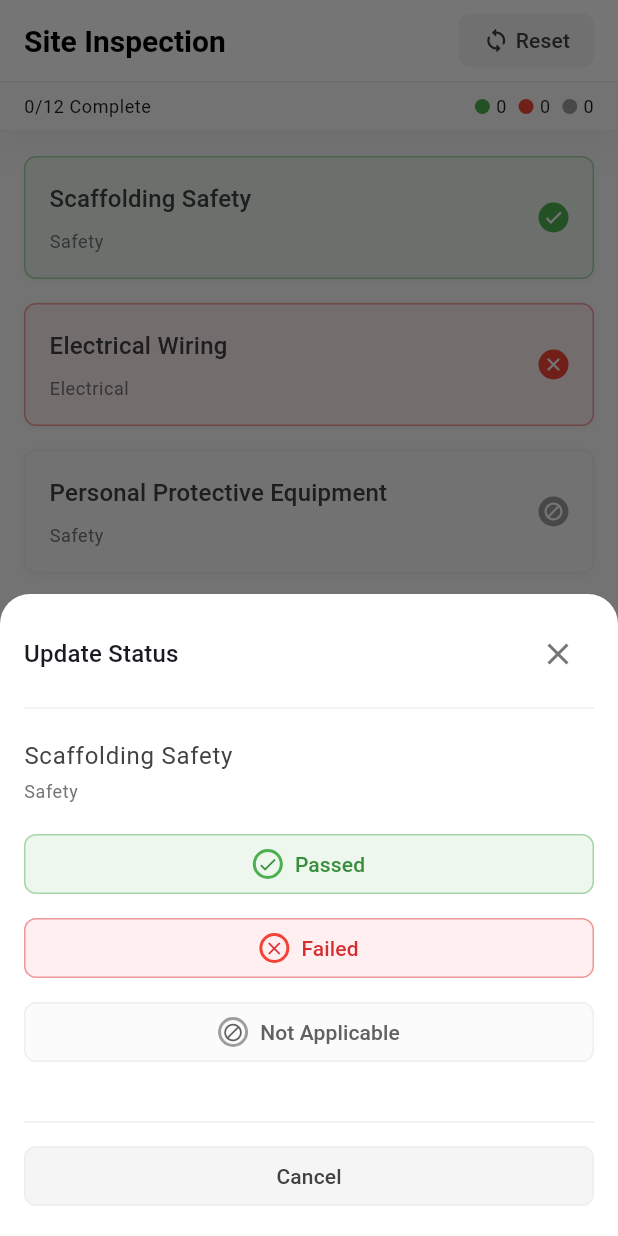
After one commit to gaganyadav80/site_inspection_checklist_app, a Flutter app: the screen it shows after launch, after a tap on "Scaffolding Safety", on a phone screen of 412 x 824 dp. The commit adds this screen. Run offline on Flutter 3.47's test engine with Material 3 defaults, Android fonts, the phone set to English and light mode, and no system bars; our stand-ins replace equatable.

Commit message:
Update task status UI and model restructure

```diff
--- a/lib/core/ui_helper.dart
+++ b/lib/core/ui_helper.dart
@@ -1,27 +1,28 @@
 import 'package:flutter/material.dart';
 import 'package:site_inspection_checklist_app/core/constants.dart';
+import 'package:site_inspection_checklist_app/model/item_status.dart';
 
 class UiHelper {
-  static MaterialColor? getStatusColor(String status) {
-    switch (status) {
-      case 'passed':
+  static MaterialColor? getStatusColor(ItemStatus status) {
+    switch (status.id) {
+      case 1:
         return kPassedItemColor;
-      case 'failed':
+      case 2:
         return kFailedItemColor;
-      case 'not_applicable':
+      case 3:
         return kNotApplicableItemColor;
       default:
         return null;
     }
   }
 
-  static Widget getStatusIcon(String status) {
-    switch (status) {
-      case 'passed':
+  static Widget getStatusIcon(ItemStatus status) {
+    switch (status.id) {
+      case 1:
         return Icon(Icons.check);
-      case 'failed':
+      case 2:
         return Icon(Icons.close);
-      case 'not_applicable':
+      case 3:
         return Icon(Icons.block);
       default:
         return SizedBox();
--- a/lib/mock_data.dart
+++ b/lib/mock_data.dart
@@ -1,87 +1,160 @@
 import 'dart:convert';
 
-import 'package:site_inspection_checklist_app/model/category.dart';
-import 'package:site_inspection_checklist_app/model/inspection_item.dart';
+import 'package:site_inspection_checklist_app/model/inspection_task.dart';
+import 'package:site_inspection_checklist_app/model/item_category.dart';
+import 'package:site_inspection_checklist_app/model/item_status.dart';
 
 final mockDataJson = '''
 [
   {
     "id": 1,
     "name": "Scaffolding Safety",
-    "status": "passed",
-    "category": "Safety"
+    "status": {
+      "id": 1,
+      "name": "Passed"
+    },
+    "category": {
+      "id": 1,
+      "name": "Safety"
+    }
   },
   {
     "id": 2,
     "name": "Electrical Wiring",
-    "status": "failed",
-    "category": "Electrical"
+    "status": {
+      "id": 2,
+      "name": "Failed"
+    },
+    "category": {
+      "id": 2,
+      "name": "Electrical"
+    }
   },
   {
     "id": 3,
     "name": "Personal Protective Equipment",
-    "status": "not_applicable",
-    "category": "Safety"
+    "status": {
+      "id": 3,
+      "name": "Not Applicable"
+    },
+    "category": {
+      "id": 1,
+      "name": "Safety"
+    }
   },
   {
     "id": 4,
     "name": "Fire Extinguishers",
-    "status": "pending",
-    "category": "Fire Safety"
+    "status": {
+      "id": 4,
+      "name": "Pending"
+    },
+    "category": {
+      "id": 3,
+      "name": "Fire Safety"
+    }
   },
   {
     "id": 5,
     "name": "Structural Integrity",
-    "status": "pending",
-    "category": "Structural"
+    "status": {
+      "id": 4,
+      "name": "Pending"
+    },
+    "category": {
+      "id": 4,
+      "name": "Structural"
+    }
   },
   {
     "id": 6,
     "name": "Hazardous Materials Storage",
-    "status": "pending",
-    "category": "Hazardous Materials"
+    "status": {
+      "id": 4,
+      "name": "Pending"
+    },
+    "category": {
+      "id": 5,
+      "name": "Hazardous Materials"
+    }
   },
   {
     "id": 7,
     "name": "Ventilation Systems",
-    "status": "pending",
-    "category": "Environmental"
+    "status": {
+      "id": 4,
+      "name": "Pending"
+    },
+    "category": {
+      "id": 6,
+      "name": "Environmental"
+    }
   },
   {
     "id": 8,
     "name": "Emergency Exits",
-    "status": "pending",
-    "category": "Fire Safety"
+    "status": {
+      "id": 4,
+      "name": "Pending"
+    },
+    "category": {
+      "id": 3,
+      "name": "Fire Safety"
+    }
   },
   {
     "id": 9,
     "name": "Lighting Conditions",
-    "status": "pending",
-    "category": "Electrical"
+    "status": {
+      "id": 4,
+      "name": "Pending"
+    },
+    "category": {
+      "id": 2,
+      "name": "Electrical"
+    }
   },
   {
     "id": 10,
     "name": "Tripping Hazards",
-    "status": "pending",
-    "category": "Safety"
+    "status": {
+      "id": 4,
+      "name": "Pending"
+    },
+    "category": {
+      "id": 1,
+      "name": "Safety"
+    }
   },
   {
     "id": 11,
     "name": "Equipment Maintenance",
-    "status": "pending",
-    "category": "Maintenance"
+    "status": {
+      "id": 4,
+      "name": "Pending"
+    },
+    "category": {
+      "id": 7,
+      "name": "Maintenance"
+    }
   },
   {
     "id": 12,
     "name": "First Aid Supplies",
-    "status": "pending",
-    "category": "Medical"
+    "status": {
+      "id": 4,
+      "name": "Pending"
+    },
+    "category": {
+      "id": 8,
+      "name": "Medical"
+    }
   }
 ]
 ''';
 
-List<InspectionItem> mockData = (jsonDecode(mockDataJson) as List<dynamic>)
-    .map((e) => InspectionItem.fromJson(e))
+List<InspectionTask> mockData = (jsonDecode(mockDataJson) as List<dynamic>)
+    .map((e) => InspectionTask.fromJson(e))
     .toList();
 
 final _mockCategoriesJson = '''
@@ -125,3 +198,25 @@ List<ItemCategory> mockCategories =
     (jsonDecode(_mockCategoriesJson) as List<dynamic>)
         .map((e) => ItemCategory.fromJson(e))
         .toList();
+
+final _mockItemStatusesJson = '''
+[
+  {
+    "id": 1,
+    "name": "Passed"
+  },
+  {
+    "id": 2,
+    "name": "Failed"
+  },
+  {
+    "id": 3,
+    "name": "Not Applicable"
+  }
+]
+''';
+
+List<ItemStatus> mockItemStatuses =
+    (jsonDecode(_mockItemStatusesJson) as List<dynamic>)
+        .map((e) => ItemStatus.fromJson(e))
+        .toList();
--- /dev/null
+++ b/lib/model/inspection_task.dart
@@ -0,0 +1,34 @@
+import 'package:equatable/equatable.dart';
+import 'package:site_inspection_checklist_app/model/item_category.dart';
+import 'package:site_inspection_checklist_app/model/item_status.dart';
+
+class InspectionTask extends Equatable {
+  const InspectionTask({
+    required this.id,
+    required this.name,
+    required this.status,
+    required this.category,
+  });
+
+  final int id;
+  final String name;
+  final ItemStatus status;
+  final ItemCategory category;
+
+  factory InspectionTask.fromJson(Map<String, dynamic> json) => InspectionTask(
+        id: json["id"],
+        name: json["name"],
+        status: ItemStatus.fromJson(json["status"]),
+        category: ItemCategory.fromJson(json["category"]),
+      );
+
+  Map<String, dynamic> toJson() => {
+        "id": id,
+        "name": name,
+        "status": status.toJson(),
+        "category": category.toJson(),
+      };
+
+  @override
+  List<Object?> get props => [id, name, status, category];
+}
--- /dev/null
+++ b/lib/model/item_status.dart
@@ -0,0 +1,24 @@
+import 'package:equatable/equatable.dart';
+
+class ItemStatus extends Equatable {
+  const ItemStatus({
+    required this.id,
+    required this.name,
+  });
+
+  final int id;
+  final String name;
+
+  factory ItemStatus.fromJson(Map<String, dynamic> json) => ItemStatus(
+        id: json['id'],
+        name: json['name'],
+      );
+
+  Map<String, dynamic> toJson() => {
+        'id': id,
+        'name': name,
+      };
+
+  @override
+  List<Object?> get props => [id, name];
+}
--- a/lib/widgets/add_inspection_item_modal_sheet.dart
+++ b/lib/widgets/add_inspection_item_modal_sheet.dart
@@ -2,7 +2,7 @@ import 'package:flutter/material.dart';
 import 'package:site_inspection_checklist_app/core/constants.dart';
 import 'package:site_inspection_checklist_app/core/extensions.dart';
 import 'package:site_inspection_checklist_app/mock_data.dart';
-import 'package:site_inspection_checklist_app/model/category.dart';
+import 'package:site_inspection_checklist_app/model/item_category.dart';
 import 'package:site_inspection_checklist_app/widgets/primary_button.dart';
 
 class AddInspectionItemModalSheet extends StatefulWidget {
--- a/lib/widgets/dashboard_appbar.dart
+++ b/lib/widgets/dashboard/dashboard_appbar.dart
@@ -1,5 +1,5 @@
 import 'package:flutter/material.dart';
-import 'package:site_inspection_checklist_app/widgets/dashboard_task_summary_tile.dart';
+import 'package:site_inspection_checklist_app/widgets/dashboard/dashboard_task_summary_tile.dart';
 import 'package:site_inspection_checklist_app/widgets/secondary_button.dart';
 
 class DashboardAppBar extends StatelessWidget implements PreferredSizeWidget {
--- /dev/null
+++ b/lib/widgets/dashboard/inspection_list_builder.dart
@@ -0,0 +1,28 @@
+import 'package:flutter/material.dart';
+import 'package:site_inspection_checklist_app/core/extensions.dart';
+import 'package:site_inspection_checklist_app/mock_data.dart';
+import 'package:site_inspection_checklist_app/widgets/dashboard/inspection_list_item.dart';
+
+class InspectionListBuilder extends StatelessWidget {
+  const InspectionListBuilder({super.key});
+
+  @override
+  Widget build(BuildContext context) {
+    return ListView.separated(
+      itemCount: mockData.length,
+      padding: EdgeInsets.all(16).copyWith(
+        bottom: context.bottomSafePadding,
+      ),
+      separatorBuilder: (context, index) {
+        return SizedBox(height: 16);
+      },
+      itemBuilder: (context, index) {
+        final item = mockData[index];
+
+        return InspectionListItem(
+          item: item,
+        );
+      },
+    );
+  }
+}
--- /dev/null
+++ b/lib/widgets/dashboard/inspection_list_item.dart
@@ -0,0 +1,77 @@
+import 'package:flutter/material.dart';
+import 'package:site_inspection_checklist_app/core/constants.dart';
+import 'package:site_inspection_checklist_app/core/extensions.dart';
+import 'package:site_inspection_checklist_app/core/ui_helper.dart';
+import 'package:site_inspection_checklist_app/model/inspection_task.dart';
+import 'package:site_inspection_checklist_app/widgets/inspection_item_status_icon.dart';
+import 'package:site_inspection_checklist_app/widgets/update_item_status_modal_sheet.dart';
+
+class InspectionListItem extends StatelessWidget {
+  const InspectionListItem({
+    super.key,
+    required this.item,
+  });
+
+  final InspectionTask item;
+
+  @override
+  Widget build(BuildContext context) {
+    final backgroundColor = UiHelper.getStatusColor(item.status);
+
+    return GestureDetector(
+      behavior: HitTestBehavior.opaque,
+      onTap: () {
+        showModalBottomSheet(
+          context: context,
+          isScrollControlled: true,
+          builder: (context) {
+            return UpdateItemStatusModalSheet(item: item);
+          },
+        );
+      },
+      child: Material(
+        color: Colors.white,
+        borderRadius: kDefaultBorderRadius,
+        child: Container(
+          padding: EdgeInsets.all(16),
+          decoration: BoxDecoration(
+            color:
+                backgroundColor?.shade50.withValues(alpha: 0.8) ?? Colors.white,
+            borderRadius: kDefaultBorderRadius,
+            border: Border.all(
+              color: backgroundColor?.shade200 ?? Colors.grey.shade200,
+            ),
+            boxShadow: kLightBoxShadow,
+          ),
+          child: Row(
+            children: [
+              Expanded(
+                child: Column(
+                  crossAxisAlignment: CrossAxisAlignment.start,
+                  children: [
+                    Text(
+                      item.name,
+                      style: context.textTheme.titleMedium?.copyWith(
+                        color: Colors.grey.shade800,
+                      ),
+                    ),
+                    SizedBox(height: 8),
+                    Text(
+                      item.category.name,
+                      style: context.textTheme.bodySmall?.copyWith(
+                        color: Colors.grey.shade600,
+                      ),
+                    ),
+                  ],
+                ),
+              ),
+              InspectionItemStatusIcon(
+                status: item.status,
+              ),
+            ],
+          ),
+        ),
+      ),
+    );
+  }
+}
--- a/lib/widgets/inspection_item_status_icon.dart
+++ b/lib/widgets/inspection_item_status_icon.dart
@@ -1,5 +1,6 @@
 import 'package:flutter/material.dart';
 import 'package:site_inspection_checklist_app/core/ui_helper.dart';
+import 'package:site_inspection_checklist_app/model/item_status.dart';
 
 class InspectionItemStatusIcon extends StatelessWidget {
   const InspectionItemStatusIcon({
@@ -7,7 +8,7 @@ class InspectionItemStatusIcon extends StatelessWidget {
     required this.status,
   });
 
-  final String status;
+  final ItemStatus status;
 
   @override
   Widget build(BuildContext context) {
--- a/lib/widgets/secondary_button.dart
+++ b/lib/widgets/secondary_button.dart
@@ -6,10 +6,12 @@ class SecondaryButton extends StatelessWidget {
     super.key,
     required this.child,
     required this.onPressed,
+    this.borderSide = BorderSide.none,
   });
 
   final Widget child;
   final VoidCallback onPressed;
+  final BorderSide borderSide;
 
   @override
   Widget build(BuildContext context) {
@@ -19,6 +21,7 @@ class SecondaryButton extends StatelessWidget {
         backgroundColor: WidgetStateProperty.all(Colors.grey.shade100),
         shape: WidgetStateProperty.all(
           RoundedRectangleBorder(
+            side: borderSide,
             borderRadius: kDefaultBorderRadius,
           ),
         ),
--- /dev/null
+++ b/lib/widgets/update_item_status_modal_sheet.dart
@@ -0,0 +1,144 @@
+import 'package:flutter/material.dart';
+import 'package:site_inspection_checklist_app/core/constants.dart';
+import 'package:site_inspection_checklist_app/core/extensions.dart';
+import 'package:site_inspection_checklist_app/core/ui_helper.dart';
+import 'package:site_inspection_checklist_app/mock_data.dart';
+import 'package:site_inspection_checklist_app/model/inspection_task.dart';
+import 'package:site_inspection_checklist_app/widgets/secondary_button.dart';
+
+class UpdateItemStatusModalSheet extends StatelessWidget {
+  const UpdateItemStatusModalSheet({
+    super.key,
+    required this.item,
+  });
+
+  final InspectionTask item;
+
+  @override
+  Widget build(BuildContext context) {
+    return SingleChildScrollView(
+      padding: EdgeInsets.all(16).copyWith(
+        bottom: context.bottomSafePadding,
+      ),
+      child: Column(
+        mainAxisSize: MainAxisSize.min,
+        crossAxisAlignment: CrossAxisAlignment.start,
+        children: [
+          Row(
+            spacing: 8,
+            children: [
+              Expanded(
+                child: Text(
+                  'Update Status',
+                  maxLines: 1,
+                  overflow: TextOverflow.ellipsis,
+                  style: context.textTheme.titleMedium,
+                ),
+              ),
+              CloseButton(
+                color: Colors.grey.shade600,
+              ),
+            ],
+          ),
+          Divider(
+            height: 24,
+            thickness: 1,
+            color: Colors.grey.shade200,
+          ),
+          SizedBox(height: 8),
+          Text(
+            item.name,
+            style: context.textTheme.bodyLarge?.copyWith(
+              color: Colors.grey.shade800,
+            ),
+          ),
+          SizedBox(height: 4),
+          Text(
+            item.category.name,
+            style: context.textTheme.bodySmall?.copyWith(
+              color: Colors.grey.shade600,
+            ),
+          ),
+          SizedBox(height: 16),
+          ...List.generate(
+            mockItemStatuses.length,
+            (index) {
+              final status = mockItemStatuses[index];
+              final statusColor = UiHelper.getStatusColor(status);
+              final statusIcon = UiHelper.getStatusIcon(status);
+
+              return Padding(
+                padding: EdgeInsets.only(bottom: 8),
+                child: FilledButton(
+                  onPressed: () {},
+                  style: ButtonStyle(
+                    backgroundColor: WidgetStateProperty.all(
+                      statusColor?.shade50.withValues(alpha: 0.8) ??
+                          Colors.white,
+                    ),
+                    foregroundColor:
+                        WidgetStateProperty.all(statusColor?.shade700),
+                    shape: WidgetStateProperty.all(
+                      RoundedRectangleBorder(
+                        side: BorderSide(
+                          color: statusColor?.shade200 ?? Colors.grey.shade200,
+                        ),
+                        borderRadius: kDefaultBorderRadius,
+                      ),
+                    ),
+                  ),
+                  child: Row(
+                    mainAxisAlignment: MainAxisAlignment.center,
+                    children: [
+                      Container(
+                        width: 20,
+                        height: 20,
+                        padding: EdgeInsets.all(1),
+                        decoration: BoxDecoration(
+                          shape: BoxShape.circle,
+                          border: Border.all(
+                            width: 2,
+                            color: statusColor ?? Colors.grey.shade300,
+                          ),
+                        ),
+                        child: Center(
+                          child: FittedBox(
+                            child: statusIcon,
+                          ),
+                        ),
+                      ),
+                      SizedBox(width: 8),
+                      Text(
+                        status.name,
+                      ),
+                    ],
+                  ),
+                ),
+              );
+            },
+          ),
+          SizedBox(height: 16),
+          Divider(
+            height: 24,
+            thickness: 1,
+            color: Colors.grey.shade200,
+          ),
+          SecondaryButton(
+            borderSide: BorderSide(
+              color: Colors.grey.shade200,
+            ),
+            onPressed: () {
+              Navigator.pop(context);
+            },
+            child: Row(
+              mainAxisAlignment: MainAxisAlignment.center,
+              children: [
+                Text('Cancel'),
+              ],
+            ),
+          ),
+        ],
+      ),
+    );
+  }
+}
```
Also changed, not shown: lib/model/inspection_item.dart (deleted, +0 -32 lines), lib/views/dashboard_view.dart (+3 -63 lines), lib/model/item_category.dart (renamed from lib/model/category.dart), lib/widgets/dashboard/dashboard_task_summary_tile.dart (renamed from lib/widgets/dashboard_task_summary_tile.dart).
